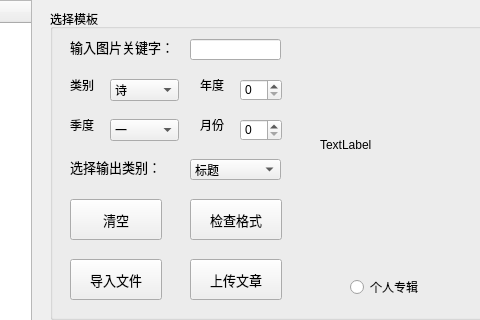
Before: the Qt Designer form 01_UI/Ui_MainWindow.ui in wstcai123/baiquejiang, drawn with Qt 5; both pictures show x 119 to 599 and y 0 to 320 of the 963 by 745 pixel window.
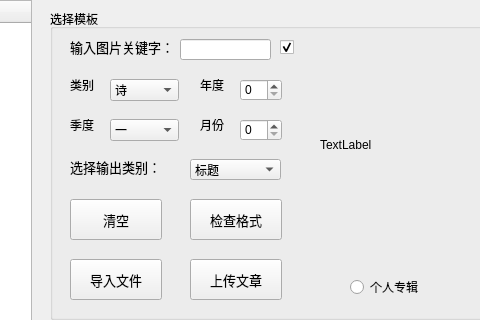
After: the same form once the commit is applied.

The edit to the form file:
```diff
--- a/01_UI/Ui_MainWindow.ui
+++ b/01_UI/Ui_MainWindow.ui
@@ -677,7 +677,7 @@
       <widget class="QLineEdit" name="lineEdit_3">
        <property name="geometry">
         <rect>
-         <x>140</x>
+         <x>130</x>
          <y>30</y>
          <width>91</width>
          <height>21</height>
@@ -907,6 +907,22 @@
         </rect>
        </property>
       </widget>
+      <widget class="QCheckBox" name="checkBox">
+       <property name="geometry">
+        <rect>
+         <x>230</x>
+         <y>30</y>
+         <width>21</width>
+         <height>16</height>
+        </rect>
+       </property>
+       <property name="text">
+        <string/>
+       </property>
+       <property name="checked">
+        <bool>true</bool>
+       </property>
+      </widget>
      </widget>
      <zorder>groupBox_5</zorder>
      <zorder>groupBox_4</zorder>
```
Left out of the diff: 16 changed lines with no effect on the pictures.
